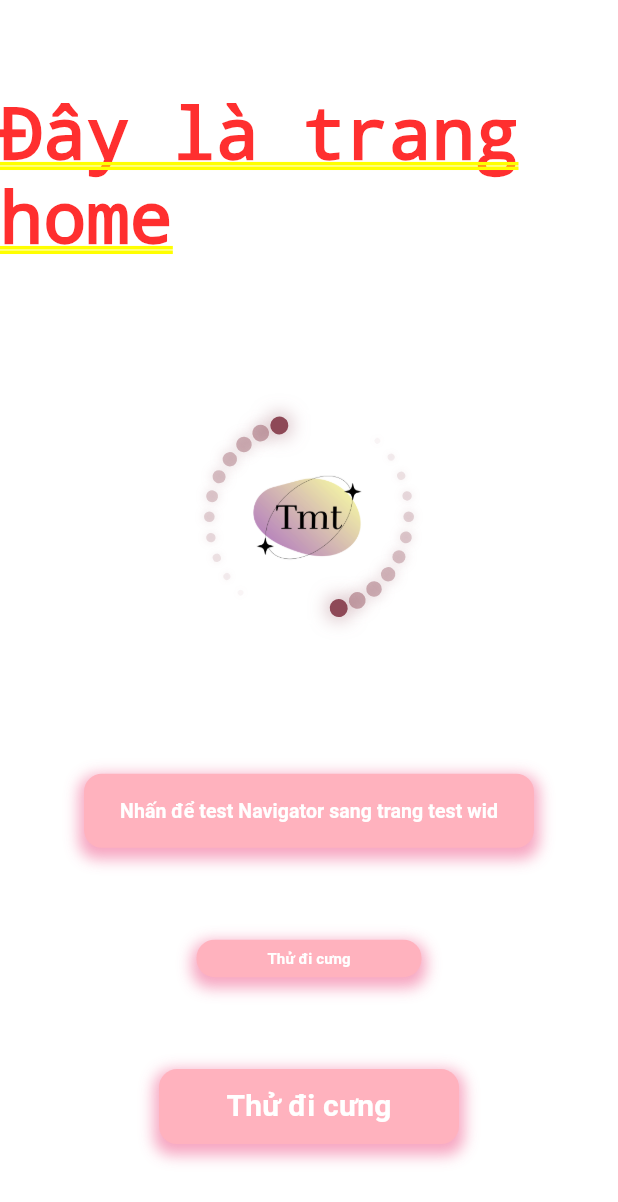
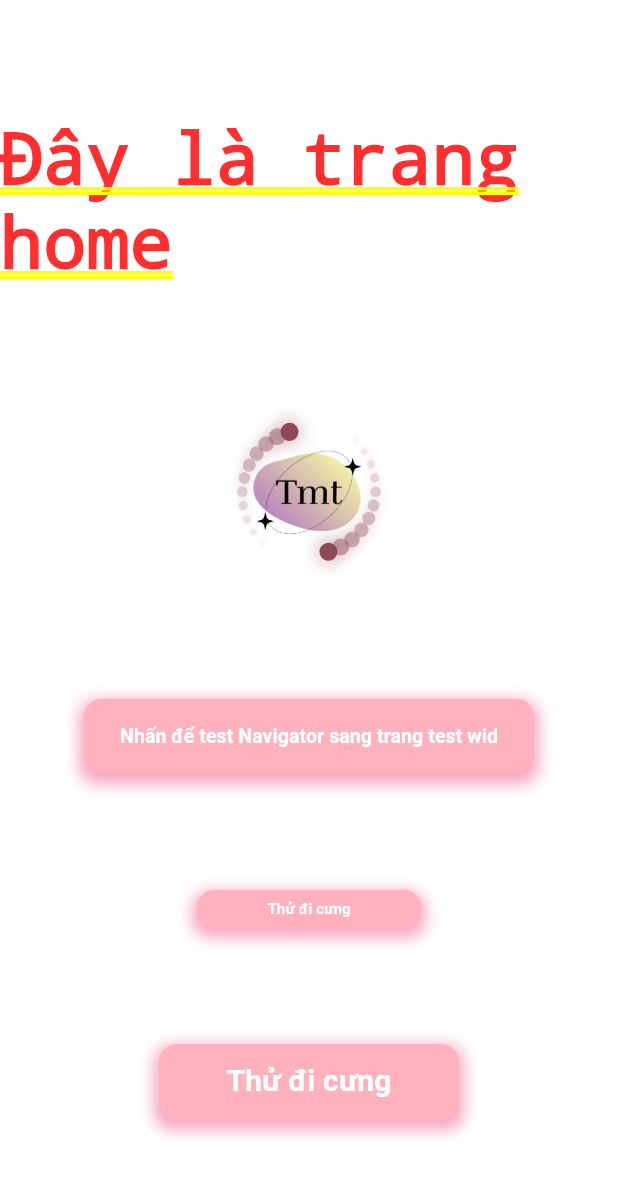
Before and after one commit to quocthai1810/Tmt-Project, a Flutter app: the NewsPage screen opened by its route, on a phone screen of 412 x 824 dp. Shown: the top 1202 px of the screen. Run offline on Flutter 3.47's test engine with Material 3 defaults, Android fonts, the phone set to English and light mode, and no system bars.

Commit message:
fix loading page

```diff
--- a/lib/core/widgets/tin/custom_progress_indicator.dart
+++ b/lib/core/widgets/tin/custom_progress_indicator.dart
@@ -4,22 +4,26 @@ import 'package:flutter/material.dart';
 /// OrbitLoadingLogo
 /// - Hai chấm đối diện (dualOpposite) quay đồng bộ
 /// - Trail mờ phía sau mỗi chấm
-/// - Mặc định màu chấm = Theme.of(context).colorScheme.primary
+/// - BẮT BUỘC truyền width/height (không còn 'size' vuông)
 class OrbitLoadingLogo extends StatefulWidget {
   /// Ảnh (asset) hiển thị ở giữa
   final String imageAsset;
 
-  /// Kích thước tổng thể (vuông)
-  final double size;
+  /// Kích thước tổng thể
+  final double width;
+  final double height;
 
-  /// Bán kính quỹ đạo (từ tâm logo tới chấm)
-  final double orbitRadius;
+  /// Bán kính quỹ đạo (từ tâm logo tới chấm). Nếu null -> auto theo cạnh ngắn.
+  final double? orbitRadius;
 
-  /// Kích thước logo ở giữa
-  final double logoSize;
+  /// Kích thước logo ở giữa. Nếu null -> auto theo cạnh ngắn.
+  final double? logoSize;
 
   /// Kích thước chấm quay
   final double dotSize;
+
+  /// Màu chấm quay (nếu null -> dùng Theme.of(context).colorScheme.primary)
+  final Color? dotColor;
 
   /// Thời gian hoàn thành 1 vòng
   final Duration period;
@@ -51,10 +55,12 @@ class OrbitLoadingLogo extends StatefulWidget {
   const OrbitLoadingLogo({
     super.key,
     required this.imageAsset,
-    this.size = 220,
-    this.orbitRadius = 90,
-    this.logoSize = 140,
+    required this.width,
+    required this.height,
+    this.orbitRadius,
+    this.logoSize,
     this.dotSize = 14,
+    this.dotColor,
     this.period = const Duration(seconds: 2),
     this.showOrbitRing = false, // tắt viền mặc định cho gọn
     this.orbitStrokeWidth = 2.0,
@@ -86,20 +92,30 @@ class _OrbitLoadingLogoState extends State<OrbitLoadingLogo>
 
   @override
   Widget build(BuildContext context) {
-    final size = widget.size;
-    // Màu chấm lấy từ Theme
-    final dotColor = Theme.of(context).colorScheme.primary;
+    final w = widget.width;
+    final h = widget.height;
+    final shortest = math.min(w, h);
+
+    // Auto tính nếu không truyền
+    final radius = (widget.orbitRadius ?? shortest * 0.4).clamp(
+      0.0,
+      shortest / 2 - 2.0,
+    );
+    final logoSize = widget.logoSize ?? shortest * 0.64;
+
+    // Màu chấm lấy từ Theme nếu không override
+    final dotColor = widget.dotColor ?? Theme.of(context).colorScheme.primary;
 
     return SizedBox(
-      width: size,
-      height: size,
+      width: w,
+      height: h,
       child: Stack(
         alignment: Alignment.center,
         children: [
           // Logo ở giữa
           SizedBox(
-            width: widget.logoSize,
-            height: widget.logoSize,
+            width: logoSize,
+            height: logoSize,
             child: ClipRRect(
               borderRadius: BorderRadius.circular(16),
               child: Image.asset(widget.imageAsset, fit: BoxFit.cover),
@@ -109,9 +125,9 @@ class _OrbitLoadingLogoState extends State<OrbitLoadingLogo>
           // Vòng quỹ đạo mờ (tuỳ chọn)
           if (widget.showOrbitRing)
             CustomPaint(
-              size: Size(size, size),
+              size: Size(w, h),
               painter: _OrbitRingPainter(
-                radius: widget.orbitRadius,
+                radius: radius.toDouble(),
                 strokeWidth: widget.orbitStrokeWidth,
                 color: widget.orbitColor,
               ),
@@ -141,7 +157,7 @@ class _OrbitLoadingLogoState extends State<OrbitLoadingLogo>
                   for (final p in phases)
                     _OrbitDotWithTrail(
                       angle: baseAngle + p,
-                      radius: widget.orbitRadius,
+                      radius: radius.toDouble(),
                       dotSize: widget.dotSize,
                       color: dotColor,
                       trailCount: widget.trailCount,
@@ -159,7 +175,7 @@ class _OrbitLoadingLogoState extends State<OrbitLoadingLogo>
   }
 }
 
-/// Vẽ vòng quỹ đạo
+/// Vẽ vòng quỹ đạo (hình tròn)
 class _OrbitRingPainter extends CustomPainter {
   final double radius;
   final double strokeWidth;
@@ -289,7 +305,7 @@ class _Dot extends StatelessWidget {
       width: size,
       height: size,
       decoration: BoxDecoration(
-        color: color, // giữ đúng màu được truyền từ trên (đã lấy theo Theme)
+        color: color, // đã lấy theo theme ở trên nếu không override
         shape: BoxShape.circle,
         boxShadow: shadow,
       ),
@@ -297,39 +313,37 @@ class _Dot extends StatelessWidget {
   }
 }
 
-/// ===============================================================
-/// Helper: show OrbitLoadingLogo overlay trong [seconds] rồi pushNamed
-/// - Khóa toàn bộ tương tác bằng ModalBarrier
+/// ===================================================================
+/// Helper: Gọi 1 phát là xong — show loader 3s rồi pushNamed sang route
+/// - Cấu hình cứng: ảnh, kích thước, tốc độ, dualOpposite, khóa tương tác
 /// - Log mỗi giây trong terminal
-/// ===============================================================
+/// ===================================================================
 Future<void> navigateWithOrbitLoaderNamed(
-  BuildContext context, {
-  required String imageAsset,
-  required String routeName,
-  int seconds = 3,
-  bool dismissible = false,
-}) async {
+  BuildContext context,
+  String routeName,
+) async {
   final overlay = Overlay.of(context);
-  if (overlay == null) return;
+  if (overlay == null) {
+    Navigator.of(context).pushNamed(routeName);
+    return;
+  }
 
-  late OverlayEntry entry;
-  entry = OverlayEntry(
+  final entry = OverlayEntry(
     builder:
         (ctx) => Stack(
           children: [
-            // Barrier chặn mọi thao tác
-            ModalBarrier(
-              dismissible: dismissible,
-              color: const Color(0x88000000),
+            const ModalBarrier(
+              dismissible: false, // khóa toàn bộ tương tác
+              color: Color(0x55000000), // nền mờ
             ),
-            // Loader ở giữa
             Center(
               child: SizedBox(
                 width: 220,
                 height: 220,
                 child: OrbitLoadingLogo(
-                  imageAsset: imageAsset,
-                  size: 220,
+                  imageAsset: 'assets/img/logo.png', // set cứng
+                  width: 220, // ✅ BẮT BUỘC
+                  height: 220, // ✅ BẮT BUỘC
                   logoSize: 140,
                   orbitRadius: 90,
                   dotSize: 12,
@@ -349,18 +363,11 @@ Future<void> navigateWithOrbitLoaderNamed(
 
   overlay.insert(entry);
 
-  try {
-    for (int s = 1; s <= seconds; s++) {
-      await Future.delayed(const Duration(seconds: 1));
-      debugPrint('⏳ Đang đợi... ${s}s');
-    }
-  } finally {
+  // Điều hướng NGAY, không đợi
+  Navigator.of(context).pushNamed(routeName);
+
+  // Gỡ overlay ở frame kế tiếp
+  WidgetsBinding.instance.addPostFrameCallback((_) {
     entry.remove();
-  }
-
-  final navigator = Navigator.of(context);
-  if (navigator.mounted) {
-    debugPrint('✅ Xong $seconds giây, điều hướng…');
-    navigator.pushNamed(routeName);
-  }
+  });
 }
--- a/lib/src/thai_src/pages/news_page.dart
+++ b/lib/src/thai_src/pages/news_page.dart
@@ -24,6 +24,7 @@ class _NewsPageState extends State<NewsPage> {
         children: [
           const Text("Đây là trang home"),
           OrbitLoadingLogo(
+            // gọi khứa này theo form như này là xài như bth
             imageAsset: 'assets/img/logo.png',
             logoSize: 90,
             dualOpposite: true,
@@ -33,7 +34,8 @@ class _NewsPageState extends State<NewsPage> {
             trailGapDeg: 12,
             trailOpacityStart: 0.5,
             trailMinScale: 0.25,
-            period: const Duration(seconds: 2),
+            width: 100,
+            height: 120,
             showOrbitRing: true,
           ),
           // 🔥 nút này đã đổi onPressed sang _navigateWithLoader
@@ -42,9 +44,7 @@ class _NewsPageState extends State<NewsPage> {
             onPressed:
                 () => navigateWithOrbitLoaderNamed(
                   context,
-                  imageAsset: 'assets/img/logo.png',
-                  routeName: AppRouteNames.pageTestWid,
-                  seconds: 3,
+                  AppRouteNames.pageTestWid,
                 ),
             width: 300,
           ),
```
